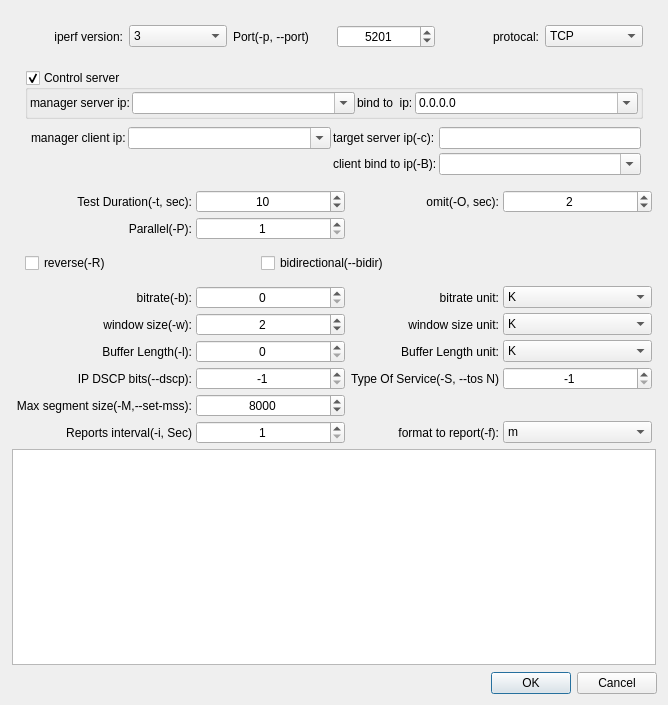
This is qiperfc/src/dlgiperf.ui in coolshou/qiperf as Qt 5 draws it before an edit. The edited form follows.
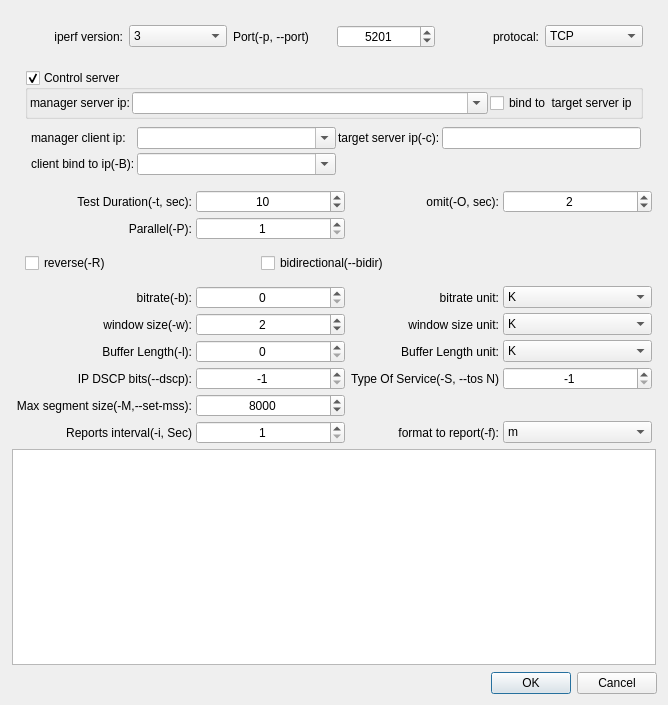
This is the edited form. Icons and pictures are not drawn.

```diff
--- a/qiperfc/src/dlgiperf.ui
+++ b/qiperfc/src/dlgiperf.ui
@@ -331,7 +331,7 @@
               <property name="checked">
                <bool>true</bool>
               </property>
-              <layout class="QHBoxLayout" name="horizontalLayout" stretch="0,1,0,1">
+              <layout class="QHBoxLayout" name="horizontalLayout" stretch="0,1,0">
                <property name="spacing">
                 <number>2</number>
                </property>
@@ -374,30 +374,12 @@
                 </widget>
                </item>
                <item>
-                <widget class="QLabel" name="label_37">
+                <widget class="QCheckBox" name="chk_server_bind_ip">
                  <property name="text">
-                  <string>bind to  ip:</string>
+                  <string>bind to  target server ip</string>
                  </property>
                 </widget>
                </item>
-               <item>
-                <widget class="QComboBox" name="cb_server_bind_ip">
-                 <property name="minimumSize">
-                  <size>
-                   <width>0</width>
-                   <height>0</height>
-                  </size>
-                 </property>
-                 <property name="editable">
-                  <bool>true</bool>
-                 </property>
-                 <item>
-                  <property name="text">
-                   <string>0.0.0.0</string>
-                  </property>
-                 </item>
-                </widget>
-               </item>
               </layout>
              </widget>
             </item>
@@ -425,13 +407,6 @@
                <item row="0" column="3">
                 <widget class="QLineEdit" name="le_target_ip"/>
                </item>
-               <item row="1" column="2">
-                <widget class="QLabel" name="label_32">
-                 <property name="text">
-                  <string>client bind to ip(-B):</string>
-                 </property>
-                </widget>
-               </item>
                <item row="0" column="2">
                 <widget class="QLabel" name="label_31">
                  <property name="text">
@@ -439,19 +414,6 @@
                  </property>
                 </widget>
                </item>
-               <item row="1" column="3">
-                <widget class="QComboBox" name="cb_client_bind_ip">
-                 <property name="minimumSize">
-                  <size>
-                   <width>0</width>
-                   <height>0</height>
-                  </size>
-                 </property>
-                 <property name="editable">
-                  <bool>true</bool>
-                 </property>
-                </widget>
-               </item>
                <item row="0" column="0">
                 <widget class="QLabel" name="label_24">
                  <property name="text">
@@ -478,6 +440,26 @@
                  </property>
                 </widget>
                </item>
+               <item row="1" column="0">
+                <widget class="QLabel" name="label_32">
+                 <property name="text">
+                  <string>client bind to ip(-B):</string>
+                 </property>
+                </widget>
+               </item>
+               <item row="1" column="1">
+                <widget class="QComboBox" name="cb_client_bind_ip">
+                 <property name="minimumSize">
+                  <size>
+                   <width>0</width>
+                   <height>0</height>
+                  </size>
+                 </property>
+                 <property name="editable">
+                  <bool>true</bool>
+                 </property>
+                </widget>
+               </item>
               </layout>
              </widget>
             </item>
```
Left out of the diff: 30 changed lines with no effect on the pictures.
